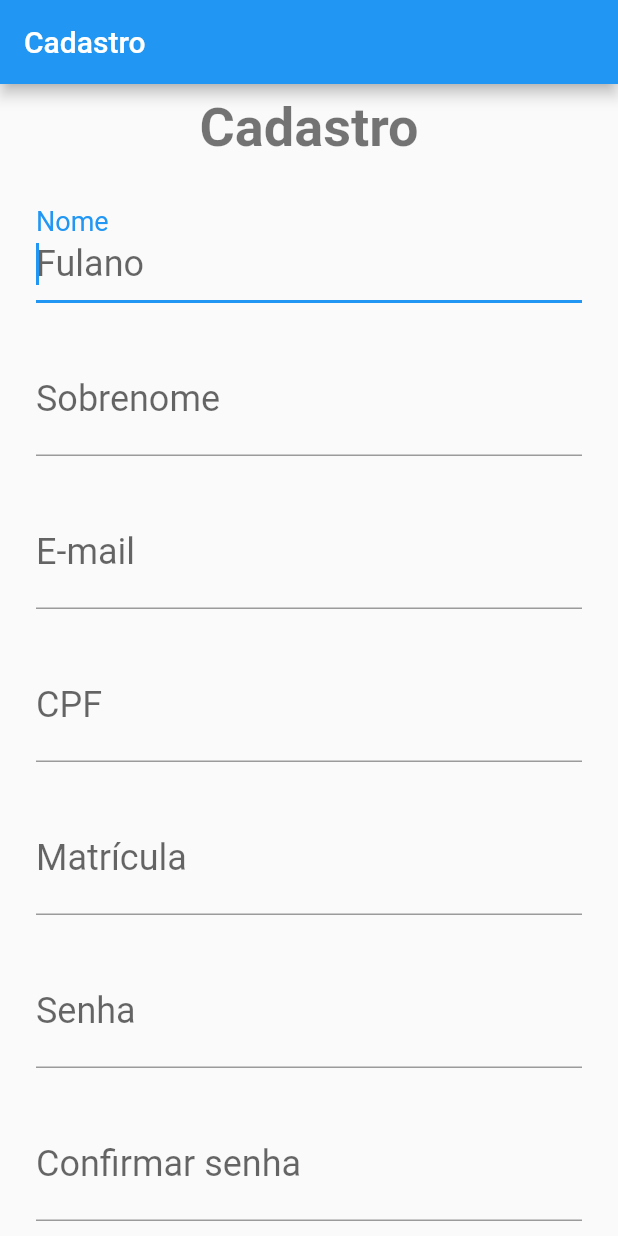
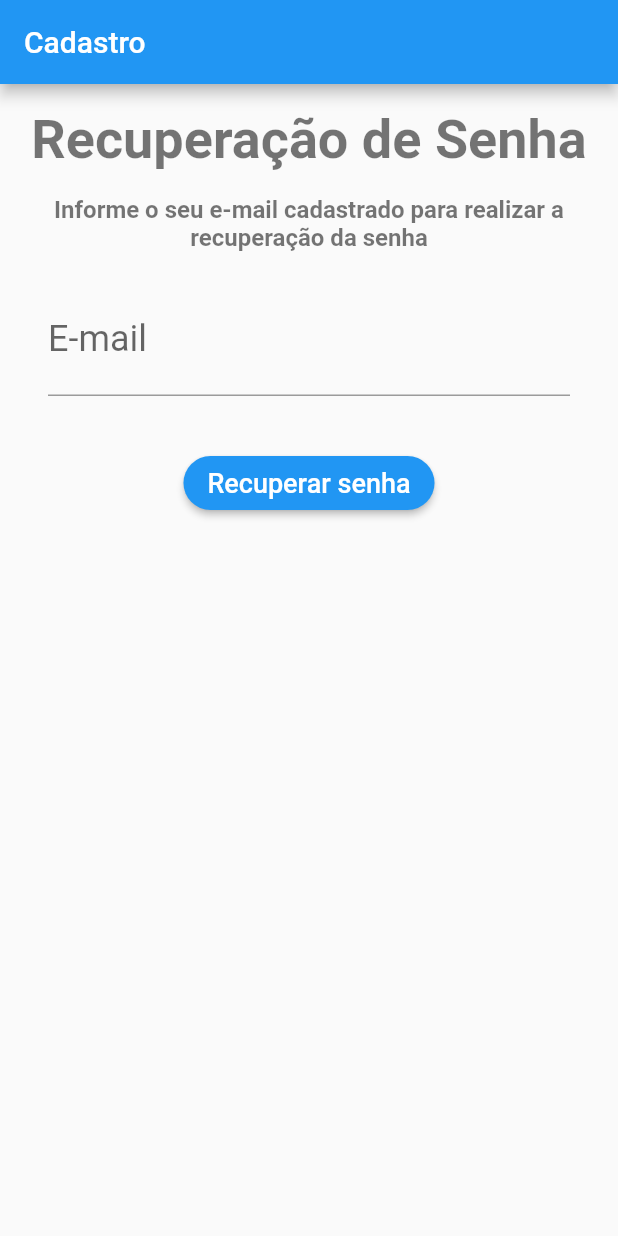
Before and after one commit to rafaelst97/guia_do_calouro, a Flutter app: the screen it shows after launch, on a phone screen of 412 x 824 dp. Run offline on Flutter 3.47's test engine with Material 2 defaults, Android fonts, the phone set to English and light mode, and no system bars; our stand-ins replace brasil_fields.

Commit message:
Criada tela de recuperação de senha

```diff
--- a/lib/main.dart
+++ b/lib/main.dart
@@ -1,7 +1,8 @@
 import 'package:flutter/material.dart';
-import 'package:guia_do_calouro/screens/tela_login.dart';
+import 'package:guia_do_calouro/screens/login.dart';
+import 'package:guia_do_calouro/screens/recuperar_senha.dart';
 
-import 'screens/tela_cadastro.dart';
+import 'screens/cadastro.dart';
 
 void main() {
   runApp(const MyApp());
@@ -18,7 +19,7 @@ class MyApp extends StatelessWidget {
       theme: ThemeData(
         primarySwatch: Colors.blue,
       ),
-      home: TelaCadastro(),
+      home: TelaRecuperacaoSenha(),
     );
   }
 }
--- /dev/null
+++ b/lib/screens/recuperar_senha.dart
@@ -0,0 +1,33 @@
+import 'package:flutter/material.dart';
+import 'package:guia_do_calouro/widgets/genericos/texto.dart';
+import 'package:guia_do_calouro/widgets/tela_recuperar_senha/botao_recuperar_senha.dart';
+
+import '../widgets/genericos/inputs.dart';
+import '../widgets/genericos/titulo.dart';
+
+class TelaRecuperacaoSenha extends StatelessWidget {
+  const TelaRecuperacaoSenha({Key? key}) : super(key: key);
+
+  @override
+  Widget build(BuildContext context) {
+    return Scaffold(
+      appBar: AppBar(
+        title: const Text("Cadastro"),
+      ),
+      body: SingleChildScrollView(
+        child: Padding(
+          padding: const EdgeInsets.all(8.0),
+          child: Column(
+            mainAxisAlignment: MainAxisAlignment.spaceEvenly,
+            children: const [
+              Titulo("Recuperação de Senha"),
+              Texto("Informe o seu e-mail cadastrado para realizar a recuperação da senha"),
+              InputEmail("E-mail", "fulano@email.com", false),
+              BotaoRecuperarSenha(),
+            ],
+          ),
+        ),
+      ),
+    );
+  }
+}
--- /dev/null
+++ b/lib/widgets/genericos/texto.dart
@@ -0,0 +1,23 @@
+import 'package:flutter/material.dart';
+
+class Texto extends StatelessWidget {
+  final String texto;
+
+  const Texto(this.texto);
+
+  @override
+  Widget build(BuildContext context) {
+    return Padding(
+      padding: const EdgeInsets.all(8.0),
+      child: Text(
+        texto,
+        textAlign: TextAlign.center,
+        style: const TextStyle(
+          fontSize: 16,
+          color: Colors.black54,
+          fontWeight: FontWeight.bold,
+        ),
+      ),
+    );
+  }
+}
--- /dev/null
+++ b/lib/widgets/tela_recuperar_senha/botao_recuperar_senha.dart
@@ -0,0 +1,26 @@
+import 'package:flutter/material.dart';
+
+class BotaoRecuperarSenha extends StatelessWidget {
+  const BotaoRecuperarSenha({Key? key}) : super(key: key);
+
+  @override
+  Widget build(BuildContext context) {
+    return Padding(
+      padding: const EdgeInsets.symmetric(vertical: 20, horizontal: 100),
+      child: ElevatedButton(
+        onPressed: () {},
+        style: ButtonStyle(
+          shape: MaterialStateProperty.all<RoundedRectangleBorder>(
+            RoundedRectangleBorder(
+              borderRadius: BorderRadius.circular(18.0),
+            ),
+          ),
+        ),
+        child: const Text(
+          "Recuperar senha",
+          style: TextStyle(fontSize: 18),
+        ),
+      ),
+    );
+  }
+}
```
Also changed, not shown: lib/screens/cadastro.dart (renamed from lib/screens/tela_cadastro.dart), lib/screens/login.dart (renamed from lib/screens/tela_login.dart).
